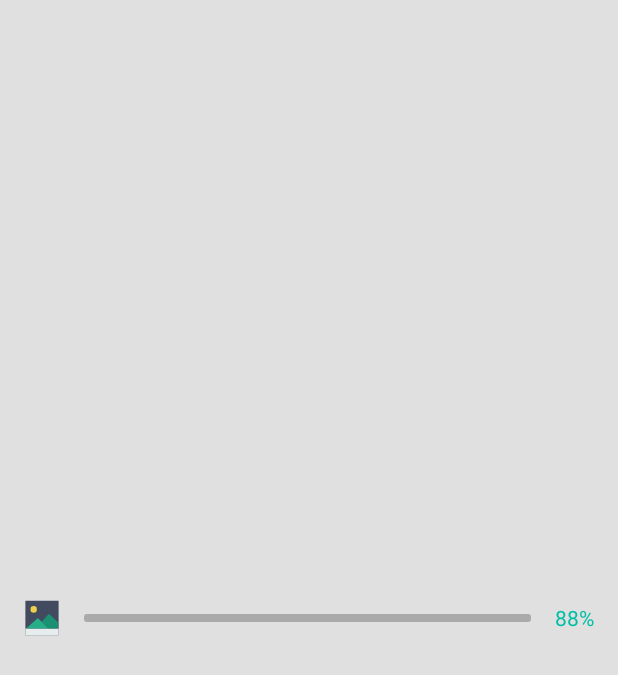
After one commit to DingMouRen/WallPager, an Android app: the layout notification_load_photo.xml on its own in the app's theme, with its tools: preview values and no code run, on a phone screen of 412 x 824 dp. The commit adds this screen. Shown: the top 675 px of the screen. Run offline under Robolectric (Android 15) with nearby library versions, the phone set to English and light mode, and no system bars.

Commit message:
内存消耗太多

```diff
--- /dev/null
+++ b/app/src/main/res/drawable/load_photo_progressbar.xml
@@ -0,0 +1,25 @@
+<?xml version="1.0" encoding="utf-8"?>
+<layer-list xmlns:android="http://schemas.android.com/apk/res/android">
+    <item android:id="@android:id/background">
+        <shape>
+            <corners android:radius="2dp"/>
+            <solid android:color="@android:color/darker_gray"/>
+        </shape>
+    </item>
+    <item android:id="@android:id/secondaryProgress">
+        <clip>
+            <shape>
+                <corners android:radius="2dp"/>
+                <solid android:color="@android:color/transparent"/>
+            </shape>
+        </clip>
+    </item>
+    <item android:id="@android:id/progress">
+        <clip>
+            <shape>
+                <corners android:radius="2dp"/>
+                <solid android:color="@color/md_teal_A700"/>
+            </shape>
+        </clip>
+    </item>
+</layer-list>
--- /dev/null
+++ b/app/src/main/res/layout/notification_load_photo.xml
@@ -0,0 +1,37 @@
+<?xml version="1.0" encoding="utf-8"?>
+<RelativeLayout xmlns:android="http://schemas.android.com/apk/res/android"
+                android:layout_width="match_parent"
+                android:layout_height="match_parent"
+                android:background="@color/md_grey_300"
+    >
+    <ImageView
+        android:id="@+id/img"
+        android:layout_width="wrap_content"
+        android:layout_height="wrap_content"
+        android:layout_centerVertical="true"
+        android:src="@drawable/ic_notification"
+        android:layout_marginLeft="@dimen/activity_horizontal_margin"
+        />
+    <ProgressBar
+        android:id="@+id/progressbar"
+        android:layout_width="match_parent"
+        android:layout_height="5dp"
+        style="@style/Base.Widget.AppCompat.ProgressBar.Horizontal"
+        android:layout_toRightOf="@+id/img"
+        android:layout_centerVertical="true"
+        android:layout_marginLeft="@dimen/activity_horizontal_margin"
+        android:layout_toLeftOf="@+id/tv_progress"
+        android:layout_marginRight="@dimen/activity_horizontal_margin"
+       android:progressDrawable="@drawable/load_photo_progressbar"
+        />
+    <TextView
+        android:id="@+id/tv_progress"
+        android:layout_width="wrap_content"
+        android:layout_height="wrap_content"
+        android:layout_centerVertical="true"
+        android:layout_marginRight="@dimen/activity_horizontal_margin"
+        android:layout_alignParentRight="true"
+        android:textColor="@color/md_teal_A700"
+        android:text="88%"
+        />
+</RelativeLayout>
--- a/app/src/main/res/values/strings.xml
+++ b/app/src/main/res/values/strings.xml
@@ -19,7 +19,8 @@
     <string name="settings_status_trans_title">半透明状态栏</string>
     <string name="settings_status_trans_caption">应用深色主色调的半透明状态栏</string>
 
-    <string name="load_photo_start">图片在后台下载中，你现在可以干点别的</string>
-    <string name="photo_save_path">图片保存在</string>
+    <string name="load_photo_start">图片开始下载</string>
+    <string name="load_photo_complete">图片下载完成</string>
+    <string name="notification_title">图片正在下载中</string>
 
 </resources>
```
Also changed, not shown: app/src/main/java/com/dingmouren/wallpager/event/LoadPhotoEvent.java (added, +19 -0 lines), app/src/main/java/com/dingmouren/wallpager/service/PhotoLoadService.java (+22 -1 lines), app/src/main/java/com/dingmouren/wallpager/ui/photodetail/LoadPhotoNotification.java (added, +43 -0 lines), app/src/main/java/com/dingmouren/wallpager/ui/photodetail/PhotoDetailFragment.java (+28 -2 lines).
